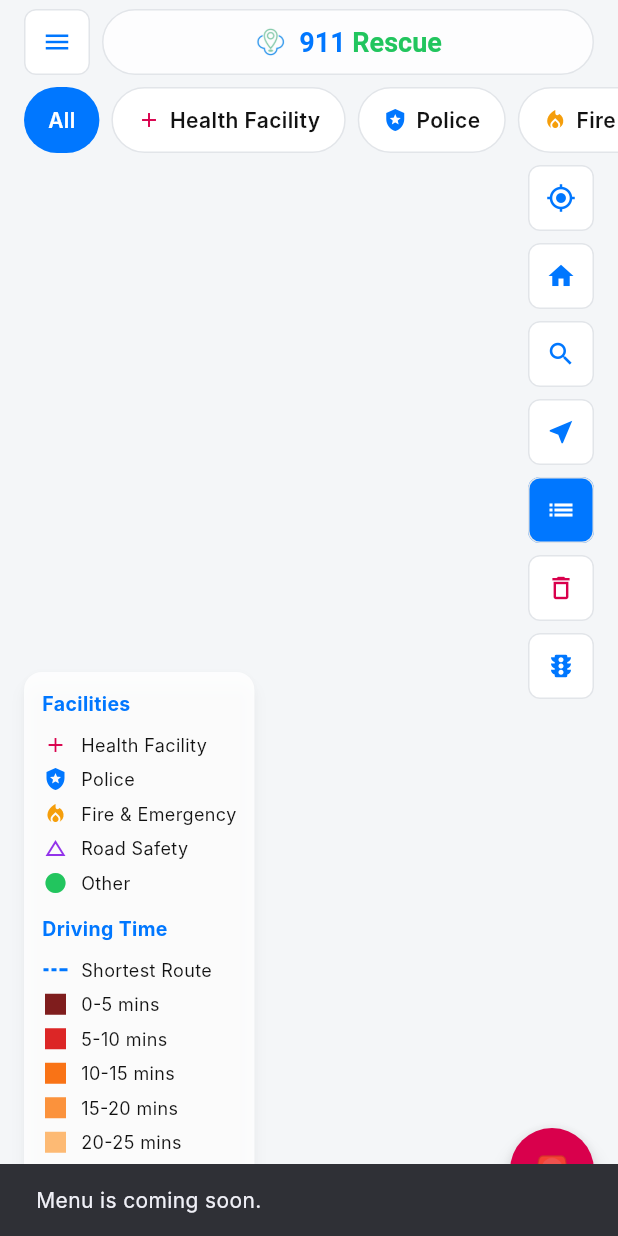
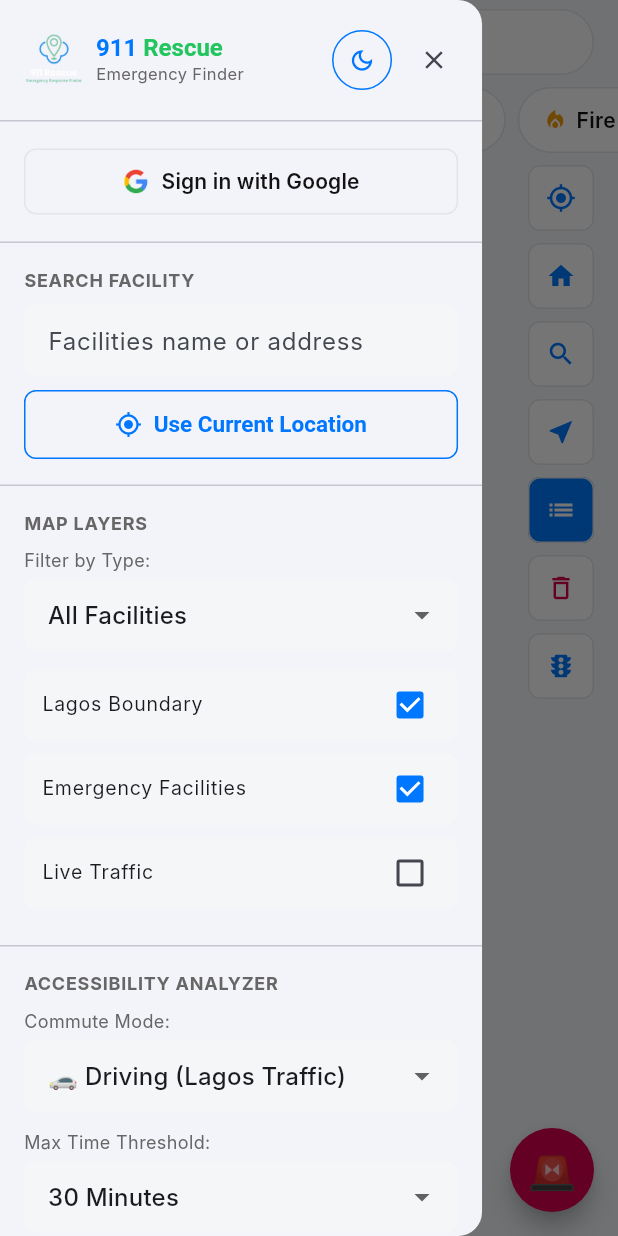
Before and after one commit to ayubasalami/911-Rescue, a Flutter app: the screen it shows after launch, after a tap on the "menu" icon, on a phone screen of 412 x 824 dp. Run offline on Flutter 3.47's test engine with Material 3 defaults, Android fonts, the phone set to English and light mode, and no system bars; our stand-ins replace flutter_riverpod, geolocator, go_router; missing offline and left inert: mapbox_maps_flutter; Roboto replaces fonts that are missing (Inter).

Commit message:
Add the Home/Map drawer, matching the real web sidebar
The hamburger button now opens a real slide-in drawer instead of a
"coming soon" stub — reverse-engineered from the actual mobile drawer
on 911rescueme.com (it's the desktop sidebar reused, not a links menu):
account row, facility search, map layers, and Accessibility Analyzer
defaults.

Real, wired to HomeMapViewModel: the facility-category filter (shared
with the existing floating chips), a new Emergency Facilities layer
toggle, Commute Mode / Max Time Threshold (the threshold was a
hardcoded constant, now threaded through AccessAnalysisRepository as a
real setting), Use Current Location, and Clear Analysis (same flows as
the map's own side buttons). UI-only stubs, matching the app's existing
"coming soon" pattern: sign-in, Lagos Boundary / Live Traffic toggles,
facility search, dark mode, How to Use This Map, Data Sources & Credits.

Matched the real drawer's chrome pixel-for-pixel where it was wrong the
first pass: the header's small logo (full lockup, not icon-only), the
circular-bordered dark-mode toggle, the real 4-color Google "G" (and
LinkedIn/WhatsApp footer icons) extracted straight from the site's own
SVGs and rasterized to transparent PNGs, and "Sign in with Google"'s
text color. Footer links (BW Analytics site, mailto, tel, LinkedIn,
WhatsApp) are real via url_launcher.

```diff
--- a/lib/src/data/repositories/access_analysis_repository.dart
+++ b/lib/src/data/repositories/access_analysis_repository.dart
@@ -23,6 +23,7 @@
   Future<AccessAnalysisResult> analyze({
     required GeoPoint origin,
     required TransportMode mode,
+    int thresholdMinutes = kAccessAnalysisThresholdMinutes,
   }) async {
     final facilities = await _facilityRepository.nearbyFacilities(
       latitude: origin.latitude,
@@ -54,7 +55,7 @@
         ),
       );
       if (closest == null || duration < closest.eta) closest = entry;
-      if (duration.inMinutes <= kAccessAnalysisThresholdMinutes) reachable.add(entry);
+      if (duration.inMinutes <= thresholdMinutes) reachable.add(entry);
     }
 
     final byBand = <TimeBand, List<ReachableFacility>>{};
@@ -72,7 +73,7 @@
 
     return AccessAnalysisResult(
       mode: mode,
-      thresholdMinutes: kAccessAnalysisThresholdMinutes,
+      thresholdMinutes: thresholdMinutes,
       reachableCount: reachable.length,
       population: population,
       closest: closest,
--- a/lib/src/ui/home_map/screens/home_map_screen.dart
+++ b/lib/src/ui/home_map/screens/home_map_screen.dart
@@ -21,6 +21,7 @@
 import '../widgets/facility_filter_row.dart';
 import '../widgets/facility_popup_card.dart';
 import '../widgets/facility_summary_sheet.dart';
+import '../widgets/home_drawer.dart';
 import '../widgets/home_map_header.dart';
 import '../widgets/map_control_button.dart';
 import '../widgets/map_legend.dart';
@@ -46,6 +47,7 @@
 /// [MapAnnotationController] for why the split is drawn there.
 class _HomeMapScreenState extends ConsumerState<HomeMapScreen> {
   final _mapController = MapAnnotationController();
+  final _scaffoldKey = GlobalKey<ScaffoldState>();
 
   /// The on-screen anchor for whichever popup is showing (origin or
   /// facility selection, from [HomeMapState]) — a derived pixel position,
@@ -230,10 +232,15 @@
     await _mapController.clearIsochroneAndRoute();
   }
 
+  /// The facility list to actually render — empty when the drawer's
+  /// "Emergency Facilities" layer toggle is off, independent of [selectedFilter].
+  List<Facility> _visibleFacilities(HomeMapState? state) =>
+      (state?.showEmergencyFacilities ?? true) ? (state?.facilities ?? const []) : const [];
+
   Future<void> _onMapCreated(mapbox.MapboxMap mapboxMap) async {
     await _mapController.onMapCreated(mapboxMap, onFacilityTap: _onFacilityTapped);
     final state = ref.read(homeMapViewModelProvider).value;
-    await _mapController.syncFacilityPins(state?.facilities ?? const [], state?.selectedFilter);
+    await _mapController.syncFacilityPins(_visibleFacilities(state), state?.selectedFilter);
   }
 
   @override
@@ -241,7 +248,7 @@
     final homeMapAsync = ref.watch(homeMapViewModelProvider);
     final state = homeMapAsync.value;
     if (state != null) {
-      unawaited(_mapController.syncFacilityPins(state.facilities, state.selectedFilter));
+      unawaited(_mapController.syncFacilityPins(_visibleFacilities(state), state.selectedFilter));
     }
 
     ref.listen(homeMapViewModelProvider, (previous, next) {
@@ -263,6 +270,8 @@
     final bottomInset = viewPadding.bottom;
 
     return Scaffold(
+      key: _scaffoldKey,
+      drawer: HomeDrawer(onUseCurrentLocation: _recenterOnUser, onClearAnalysis: _cancelAnalysis),
       body: LayoutBuilder(
         builder: (context, constraints) {
           return Stack(
@@ -295,7 +304,10 @@
               Positioned(
                 top: 6 + topInset,
                 left: 16,
-                child: MapControlButton(icon: Icons.menu, onTap: () => _showComingSoon('Menu')),
+                child: MapControlButton(
+                  icon: Icons.menu,
+                  onTap: () => _scaffoldKey.currentState?.openDrawer(),
+                ),
               ),
               Positioned(top: 6 + topInset, left: 68, right: 16, child: const HomeMapHeader()),
               Positioned(
--- a/lib/src/ui/home_map/view_model/home_map_view_model.dart
+++ b/lib/src/ui/home_map/view_model/home_map_view_model.dart
@@ -60,6 +60,8 @@
     this.showChangeModeCard = true,
     this.showLegend = true,
     this.showSosMenu = false,
+    this.showEmergencyFacilities = true,
+    this.analysisThresholdMinutes = kAccessAnalysisThresholdMinutes,
     this.originSelection,
     this.selectedFacility,
     this.errorMessage,
@@ -71,6 +73,13 @@
 
   final FacilityCategory? selectedFilter;
   final TransportMode selectedTransportMode;
+
+  /// Master visibility for facility markers — the drawer's "Emergency
+  /// Facilities" layer toggle, independent of [selectedFilter].
+  final bool showEmergencyFacilities;
+
+  /// The Accessibility Analyzer's Max Time Threshold, set from the drawer.
+  final int analysisThresholdMinutes;
 
   final AccessAnalysisResult? activeAnalysis;
   final GeoPoint? activeAnalysisOrigin;
@@ -104,6 +113,8 @@
     bool? showChangeModeCard,
     bool? showLegend,
     bool? showSosMenu,
+    bool? showEmergencyFacilities,
+    int? analysisThresholdMinutes,
     Object? originSelection = _unset,
     Object? selectedFacility = _unset,
     Object? errorMessage = _unset,
@@ -127,6 +138,8 @@
       showChangeModeCard: showChangeModeCard ?? this.showChangeModeCard,
       showLegend: showLegend ?? this.showLegend,
       showSosMenu: showSosMenu ?? this.showSosMenu,
+      showEmergencyFacilities: showEmergencyFacilities ?? this.showEmergencyFacilities,
+      analysisThresholdMinutes: analysisThresholdMinutes ?? this.analysisThresholdMinutes,
       originSelection: identical(originSelection, _unset)
           ? this.originSelection
           : originSelection as OriginSelection?,
@@ -219,6 +232,12 @@
 
   void dismissChangeModeCard() => _update((s) => s.copyWith(showChangeModeCard: false));
 
+  void toggleEmergencyFacilitiesLayer() =>
+      _update((s) => s.copyWith(showEmergencyFacilities: !s.showEmergencyFacilities));
+
+  void setAnalysisThreshold(int minutes) =>
+      _update((s) => s.copyWith(analysisThresholdMinutes: minutes));
+
   void dismissAnalysisSheet() => _update((s) => s.copyWith(showAnalysisSheet: false));
 
   void reopenAnalysisSheet() => _update((s) => s.copyWith(showAnalysisSheet: true));
@@ -237,7 +256,11 @@
     try {
       result = await ref
           .read(accessAnalysisRepositoryProvider)
-          .analyze(origin: origin, mode: state.value?.selectedTransportMode ?? TransportMode.driving);
+          .analyze(
+            origin: origin,
+            mode: state.value?.selectedTransportMode ?? TransportMode.driving,
+            thresholdMinutes: state.value?.analysisThresholdMinutes ?? kAccessAnalysisThresholdMinutes,
+          );
     } catch (error) {
       _setError('Could not run accessibility analysis: $error');
       return;
--- /dev/null
+++ b/lib/src/ui/home_map/widgets/home_drawer.dart
@@ -0,0 +1,488 @@
+import 'package:flutter/material.dart';
+import 'package:flutter_riverpod/flutter_riverpod.dart';
+import 'package:url_launcher/url_launcher.dart';
+
+import '../../../core/theme/app_theme.dart';
+import '../../../data/models/access_analysis.dart';
+import '../../../data/models/facility.dart';
+import '../../core/widgets/app_button.dart';
+import '../view_model/home_map_view_model.dart';
+import 'transport_mode_button.dart';
+
+const _sectionHeaderStyle = TextStyle(
+  color: AppColors.textSecondary,
+  fontWeight: FontWeight.bold,
+  fontSize: 12,
+  letterSpacing: 0.5,
+);
+
+Future<void> _openLink(BuildContext context, String url) async {
+  final launched = await launchUrl(Uri.parse(url));
+  if (!launched && context.mounted) {
+    ScaffoldMessenger.of(context).showSnackBar(const SnackBar(content: Text('Could not open link.')));
+  }
+}
+
+/// The web platform's left sidebar (search, map layers, Accessibility
+/// Analyzer defaults, account), reused as a slide-in drawer on mobile rather
+/// than a plain links menu — opened from the map's hamburger button.
+///
+/// Search, "Lagos Boundary," "Live Traffic," "How to Use This Map," and
+/// "Data Sources & Credits" are UI-only for now (no backing data/logic
+/// exists yet); the facility-category filter, the Emergency Facilities
+/// visibility toggle, the Accessibility Analyzer defaults, Clear Analysis,
+/// and every footer link are wired to real state/actions.
+class HomeDrawer extends ConsumerWidget {
+  const HomeDrawer({super.key, required this.onUseCurrentLocation, required this.onClearAnalysis});
+
+  /// Reuses the same recenter-on-user flow as the map's own "My Location"
+  /// side button — that flow needs the screen's MapAnnotationController, so
+  /// it's passed in rather than duplicated here.
+  final VoidCallback onUseCurrentLocation;
+
+  /// Reuses the same cancel-analysis flow as the map's trash-icon side
+  /// button, for the same reason.
+  final VoidCallback onClearAnalysis;
+
+  static const _thresholdOptionsMinutes = [15, 30, 45, 60];
+
+  void _comingSoon(BuildContext context, String feature) {
+    ScaffoldMessenger.of(context).showSnackBar(SnackBar(content: Text('$feature is coming soon.')));
+  }
+
+  @override
+  Widget build(BuildContext context, WidgetRef ref) {
+    final state = ref.watch(homeMapViewModelProvider).value;
+    final notifier = ref.read(homeMapViewModelProvider.notifier);
+
+    return Drawer(
+      width: MediaQuery.sizeOf(context).width * 0.78,
+      child: SafeArea(
+        child: ListView(
+          padding: EdgeInsets.zero,
+          children: [
+            _Header(
+              onDarkMode: () => _comingSoon(context, 'Dark mode'),
+              onClose: () => Scaffold.of(context).closeDrawer(),
+            ),
+            const Divider(height: 1),
+            Padding(
+              padding: const EdgeInsets.all(16),
+              child: SizedBox(
+                width: double.infinity,
+                child: OutlinedButton(
+                  onPressed: () => _comingSoon(context, 'Sign in'),
+                  style: OutlinedButton.styleFrom(
+                    foregroundColor: AppColors.textPrimary,
+                    side: const BorderSide(color: AppColors.border),
+                  ),
+                  child: Row(
+                    mainAxisAlignment: MainAxisAlignment.center,
+                    children: [
+                      Image.asset('assets/images/google_logo.png', width: 18, height: 18),
+                      const SizedBox(width: 8),
+                      const Text('Sign in with Google', style: TextStyle(fontWeight: FontWeight.w600)),
+                    ],
+                  ),
+                ),
+              ),
+            ),
+            const Divider(height: 1),
+            _SearchSection(
+              onUseCurrentLocation: () {
+                Scaffold.of(context).closeDrawer();
+                onUseCurrentLocation();
+              },
+              onSearch: () => _comingSoon(context, 'Facility search'),
+            ),
+            const Divider(height: 1),
+            _MapLayersSection(
+              selectedFilter: state?.selectedFilter,
+              onFilterChanged: notifier.selectFilter,
+              showEmergencyFacilities: state?.showEmergencyFacilities ?? true,
+              onToggleEmergencyFacilities: notifier.toggleEmergencyFacilitiesLayer,
+              onLagosBoundaryTap: () => _comingSoon(context, 'Lagos Boundary layer'),
+              onLiveTrafficTap: () => _comingSoon(context, 'Live traffic layer'),
+            ),
+            const Divider(height: 1),
+            _AnalyzerDefaultsSection(
+              selectedMode: state?.selectedTransportMode ?? TransportMode.driving,
+              onModeChanged: notifier.setSelectedMode,
+              thresholdMinutes: state?.analysisThresholdMinutes ?? kAccessAnalysisThresholdMinutes,
+              onThresholdChanged: notifier.setAnalysisThreshold,
+              onClearAnalysis: () {
+                Scaffold.of(context).closeDrawer();
+                onClearAnalysis();
+              },
+            ),
+            _HelpLinksSection(
+              onHowToUse: () => _comingSoon(context, 'How to Use This Map'),
+              onDataSources: () => _comingSoon(context, 'Data Sources & Credits'),
+            ),
+            const Divider(height: 1),
+            const _Footer(),
+          ],
+        ),
+      ),
+    );
+  }
+}
+
+class _Header extends StatelessWidget {
+  const _Header({required this.onDarkMode, required this.onClose});
+
+  final VoidCallback onDarkMode;
+  final VoidCallback onClose;
+
+  @override
+  Widget build(BuildContext context) {
+    return Padding(
+      padding: const EdgeInsets.fromLTRB(16, 16, 8, 16),
+      child: Row(
+        children: [
+          Image.asset('assets/images/logo_black.png', width: 40, height: 38),
+          const SizedBox(width: 8),
+          Expanded(
+            child: Column(
+              crossAxisAlignment: CrossAxisAlignment.start,
+              children: [
+                RichText(
+                  text: const TextSpan(
+                    style: TextStyle(fontSize: 16, fontWeight: FontWeight.w700),
+                    children: [
+                      TextSpan(text: '911 ', style: TextStyle(color: AppColors.primary)),
+                      TextSpan(text: 'Rescue', style: TextStyle(color: AppColors.success)),
+                    ],
+                  ),
+                ),
+                const Text('Emergency Finder', style: TextStyle(color: AppColors.textSecondary, fontSize: 11)),
+              ],
+            ),
+          ),
+          IconButton(
+            icon: const Icon(Icons.dark_mode_outlined, size: 18),
+            onPressed: onDarkMode,
+            tooltip: 'Toggle dark mode',
+            style: IconButton.styleFrom(
+              side: const BorderSide(color: AppColors.primary),
+              shape: const CircleBorder(),
+              foregroundColor: AppColors.primary,
+            ),
+          ),
+          IconButton(icon: const Icon(Icons.close, size: 20), onPressed: onClose, tooltip: 'Close menu'),
+        ],
+      ),
+    );
+  }
+}
+
+class _SearchSection extends StatelessWidget {
+  const _SearchSection({required this.onUseCurrentLocation, required this.onSearch});
+
+  final VoidCallback onUseCurrentLocation;
+  final VoidCallback onSearch;
+
+  @override
+  Widget build(BuildContext context) {
+    return Padding(
+      padding: const EdgeInsets.all(16),
+      child: Column(
+        crossAxisAlignment: CrossAxisAlignment.start,
+        children: [
+          const Text('SEARCH FACILITY', style: _sectionHeaderStyle),
+          const SizedBox(height: 8),
+          TextField(
+            onSubmitted: (_) => onSearch(),
+            decoration: InputDecoration(
+              hintText: 'Facilities name or address',
+              filled: true,
+              fillColor: AppColors.backgroundCanvas,
+              contentPadding: const EdgeInsets.symmetric(horizontal: 12, vertical: 10),
+              border: OutlineInputBorder(
+                borderRadius: BorderRadius.circular(AppRadii.sm),
+                borderSide: BorderSide.none,
+              ),
+            ),
+          ),
+          const SizedBox(height: 8),
+          SizedBox(
+            width: double.infinity,
+            child: AppButton(
+              label: 'Use Current Location',
+              onPressed: onUseCurrentLocation,
+              filled: false,
+              icon: Icons.my_location,
+            ),
+          ),
+        ],
+      ),
+    );
+  }
+}
+
+class _MapLayersSection extends StatelessWidget {
+  const _MapLayersSection({
+    required this.selectedFilter,
+    required this.onFilterChanged,
+    required this.showEmergencyFacilities,
+    required this.onToggleEmergencyFacilities,
+    required this.onLagosBoundaryTap,
+    required this.onLiveTrafficTap,
+  });
+
+  final FacilityCategory? selectedFilter;
+  final ValueChanged<FacilityCategory?> onFilterChanged;
+  final bool showEmergencyFacilities;
+  final VoidCallback onToggleEmergencyFacilities;
+  final VoidCallback onLagosBoundaryTap;
+  final VoidCallback onLiveTrafficTap;
+
+  @override
+  Widget build(BuildContext context) {
+    return Padding(
+      padding: const EdgeInsets.all(16),
+      child: Column(
+        crossAxisAlignment: CrossAxisAlignment.start,
+        children: [
+          const Text('MAP LAYERS', style: _sectionHeaderStyle),
+          const SizedBox(height: 8),
+          const Text('Filter by Type:', style: TextStyle(color: AppColors.textSecondary, fontSize: 12)),
+          const SizedBox(height: 4),
+          DropdownButtonFormField<FacilityCategory?>(
+            initialValue: selectedFilter,
+            decoration: InputDecoration(
+              filled: true,
+              fillColor: AppColors.backgroundCanvas,
+              contentPadding: const EdgeInsets.symmetric(horizontal: 12, vertical: 4),
+              border: OutlineInputBorder(
+                borderRadius: BorderRadius.circular(AppRadii.sm),
+                borderSide: BorderSide.none,
+              ),
+            ),
+            items: [
+              const DropdownMenuItem(value: null, child: Text('All Facilities')),
+              for (final category in FacilityCategory.values)
+                DropdownMenuItem(value: category, child: Text(category.displayLabel)),
+            ],
+            onChanged: onFilterChanged,
+          ),
+          const SizedBox(height: 12),
+          _LayerRow(label: 'Lagos Boundary', value: true, onChanged: (_) => onLagosBoundaryTap()),
+          _LayerRow(
+            label: 'Emergency Facilities',
+            value: showEmergencyFacilities,
+            onChanged: (_) => onToggleEmergencyFacilities(),
+          ),
+          _LayerRow(label: 'Live Traffic', value: false, onChanged: (_) => onLiveTrafficTap()),
+        ],
+      ),
+    );
+  }
+}
+
+class _LayerRow extends StatelessWidget {
+  const _LayerRow({required this.label, required this.value, required this.onChanged});
+
+  final String label;
+  final bool value;
+  final ValueChanged<bool?> onChanged;
+
+  @override
+  Widget build(BuildContext context) {
+    return Container(
+      margin: const EdgeInsets.only(bottom: 8),
+      decoration: BoxDecoration(color: AppColors.backgroundCanvas, borderRadius: BorderRadius.circular(AppRadii.sm)),
+      child: CheckboxListTile(
+        value: value,
+        onChanged: onChanged,
+        controlAffinity: ListTileControlAffinity.trailing,
+        dense: true,
+        contentPadding: const EdgeInsets.symmetric(horizontal: 12),
+        title: Text(label),
+      ),
+    );
+  }
+}
+
+class _AnalyzerDefaultsSection extends StatelessWidget {
+  const _AnalyzerDefaultsSection({
+    required this.selectedMode,
+    required this.onModeChanged,
+    required this.thresholdMinutes,
+    required this.onThresholdChanged,
+    required this.onClearAnalysis,
+  });
+
+  final TransportMode selectedMode;
+  final ValueChanged<TransportMode> onModeChanged;
+  final int thresholdMinutes;
+  final ValueChanged<int> onThresholdChanged;
+  final VoidCallback onClearAnalysis;
+
+  @override
+  Widget build(BuildContext context) {
+    return Padding(
+      padding: const EdgeInsets.all(16),
+      child: Column(
+        crossAxisAlignment: CrossAxisAlignment.start,
+        children: [
+          const Text('ACCESSIBILITY ANALYZER', style: _sectionHeaderStyle),
+          const SizedBox(height: 8),
+          const Text('Commute Mode:', style: TextStyle(color: AppColors.textSecondary, fontSize: 12)),
+          const SizedBox(height: 4),
+          DropdownButtonFormField<TransportMode>(
+            initialValue: selectedMode,
+            decoration: InputDecoration(
+              filled: true,
+              fillColor: AppColors.backgroundCanvas,
+              contentPadding: const EdgeInsets.symmetric(horizontal: 12, vertical: 4),
+              border: OutlineInputBorder(
+                borderRadius: BorderRadius.circular(AppRadii.sm),
+                borderSide: BorderSide.none,
+              ),
+            ),
+            items: [
+              for (final mode in TransportMode.values)
+                DropdownMenuItem(value: mode, child: Text('${mode.emoji} ${mode.dropdownLabel}')),
+            ],
+            onChanged: (mode) {
+              if (mode != null) onModeChanged(mode);
+            },
+          ),
+          const SizedBox(height: 12),
+          const Text('Max Time Threshold:', style: TextStyle(color: AppColors.textSecondary, fontSize: 12)),
+          const SizedBox(height: 4),
+          DropdownButtonFormField<int>(
+            initialValue: thresholdMinutes,
+            decoration: InputDecoration(
+              filled: true,
+              fillColor: AppColors.backgroundCanvas,
+              contentPadding: const EdgeInsets.symmetric(horizontal: 12, vertical: 4),
+              border: OutlineInputBorder(
+                borderRadius: BorderRadius.circular(AppRadii.sm),
+                borderSide: BorderSide.none,
+              ),
+            ),
+            items: [
+              for (final minutes in HomeDrawer._thresholdOptionsMinutes)
+                DropdownMenuItem(value: minutes, child: Text('$minutes Minutes')),
+            ],
+            onChanged: (minutes) {
+              if (minutes != null) onThresholdChanged(minutes);
+            },
+          ),
+          const SizedBox(height: 12),
+          SizedBox(
+            width: double.infinity,
+            child: AppButton(
+              label: 'Clear Analysis',
+              onPressed: onClearAnalysis,
+              variant: AppButtonVariant.danger,
+              filled: false,
+            ),
+          ),
+        ],
+      ),
+    );
+  }
+}
+
+class _HelpLinksSection extends StatelessWidget {
+  const _HelpLinksSection({required this.onHowToUse, required this.onDataSources});
+
+  final VoidCallback onHowToUse;
+  final VoidCallback onDataSources;
+
+  @override
+  Widget build(BuildContext context) {
+    return Padding(
+      padding: const EdgeInsets.fromLTRB(16, 0, 16, 16),
+      child: Column(
+        children: [
+          SizedBox(
+            width: double.infinity,
+            child: AppButton(
+              label: 'How to Use This Map',
+              onPressed: onHowToUse,
+              variant: AppButtonVariant.neutral,
+              icon: Icons.help_outline,
+            ),
+          ),
+          const SizedBox(height: 8),
+          SizedBox(
+            width: double.infinity,
+            child: AppButton(
+              label: 'Data Sources & Credits',
+              onPressed: onDataSources,
+              variant: AppButtonVariant.neutral,
+              icon: Icons.info_outline,
+            ),
+          ),
+        ],
+      ),
+    );
+  }
+}
+
+class _Footer extends StatelessWidget {
+  const _Footer();
+
+  @override
+  Widget build(BuildContext context) {
+    return Padding(
+      padding: const EdgeInsets.all(16),
+      child: Column(
+        crossAxisAlignment: CrossAxisAlignment.start,
+        children: [
+          Row(
+            children: [
+              Expanded(
+                child: GestureDetector(
+                  onTap: () => _openLink(context, 'https://bwanalytics.com.ng/'),
+                  child: const Text(
+                    'Made by BW Analytics',
+                    style: TextStyle(
+                      color: AppColors.primary,
+                      fontWeight: FontWeight.w600,
+                      decoration: TextDecoration.underline,
+                    ),
+                  ),
+                ),
+              ),
+              InkWell(
+                onTap: () => _openLink(context, 'https://www.linkedin.com/company/bwanalytics/'),
+                child: Image.asset(
+                  'assets/images/linkedin_icon.png',
+                  width: 22,
+                  height: 22,
+                  color: AppColors.textSecondary,
+                  colorBlendMode: BlendMode.srcIn,
+                ),
+              ),
+              const SizedBox(width: 12),
+              InkWell(
+                onTap: () => _openLink(context, 'https://wa.me/2348154225124'),
+                child: Image.asset(
+                  'assets/images/whatsapp_icon.png',
+                  width: 22,
+                  height: 22,
+                  color: AppColors.textSecondary,
+                  colorBlendMode: BlendMode.srcIn,
+                ),
+              ),
+            ],
+          ),
+          const SizedBox(height: 4),
+          GestureDetector(
+            onTap: () => _openLink(context, 'mailto:ogdi@bwanalytics.com'),
+            child: const Text('ogdi@bwanalytics.com', style: TextStyle(color: AppColors.textSecondary, fontSize: 12)),
+          ),
+          GestureDetector(
+            onTap: () => _openLink(context, 'tel:+2348154225124'),
+            child: const Text('+234 815 422 5124', style: TextStyle(color: AppColors.textSecondary, fontSize: 12)),
+          ),
+        ],
+      ),
+    );
+  }
+}
--- a/lib/src/ui/home_map/widgets/transport_mode_button.dart
+++ b/lib/src/ui/home_map/widgets/transport_mode_button.dart
@@ -11,6 +11,14 @@
         TransportMode.walking => '🚶',
         TransportMode.motorbike => '🏍️',
         TransportMode.cycling => '🚲',
+      };
+
+  /// Matches the web platform's Commute Mode dropdown option text.
+  String get dropdownLabel => switch (this) {
+        TransportMode.driving => 'Driving (Lagos Traffic)',
+        TransportMode.walking => 'Walking',
+        TransportMode.motorbike => 'Motorbike',
+        TransportMode.cycling => 'Cycling',
       };
 }
 
```
Also changed, not shown: assets/images/google_logo.png (added), assets/images/linkedin_icon.png (added), assets/images/whatsapp_icon.png (added).
